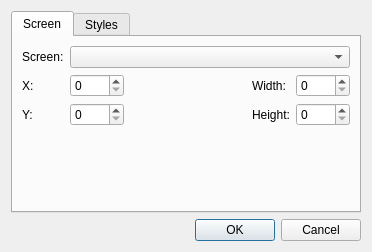
Subtivals/subtivals, file configdialog.ui: the form before one commit.
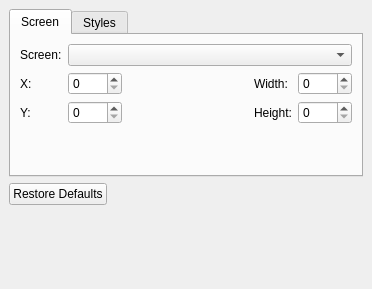
The form after the commit.

Commit message: Preferences as dock on main window, work in progress (refs #57)

```diff
--- a/configdialog.ui
+++ b/configdialog.ui
@@ -1,18 +1,19 @@
 <?xml version="1.0" encoding="UTF-8"?>
 <ui version="4.0">
  <class>ConfigDialog</class>
- <widget class="QDialog" name="ConfigDialog">
+ <widget class="QDockWidget" name="ConfigDialog">
   <property name="geometry">
    <rect>
     <x>0</x>
     <y>0</y>
     <width>372</width>
-    <height>252</height>
+    <height>289</height>
    </rect>
   </property>
   <property name="windowTitle">
    <string>Configuration</string>
   </property>
+  <widget class="QWidget" name="dockWidgetContents">
   <layout class="QGridLayout" name="gridLayout_2">
    <item row="0" column="0">
     <widget class="QTabWidget" name="tabs">
@@ -155,15 +156,26 @@
    </item>
    <item row="1" column="0">
     <widget class="QDialogButtonBox" name="buttonBox">
-     <property name="orientation">
-      <enum>Qt::Horizontal</enum>
-     </property>
      <property name="standardButtons">
-      <set>QDialogButtonBox::Cancel|QDialogButtonBox::Ok</set>
+       <set>QDialogButtonBox::RestoreDefaults</set>
      </property>
     </widget>
    </item>
-  </layout>
+    <item row="2" column="0">
+     <spacer name="verticalSpacer_2">
+      <property name="orientation">
+       <enum>Qt::Vertical</enum>
+      </property>
+      <property name="sizeHint" stdset="0">
+       <size>
+        <width>20</width>
+        <height>40</height>
+       </size>
+      </property>
+     </spacer>
+    </item>
+   </layout>
+  </widget>
  </widget>
  <resources/>
  <connections>
```
Left out of the diff: 67 changed lines with no effect on the pictures. Lines whose indentation alone changed are shown as unchanged. The commit also changes 4 other files.
